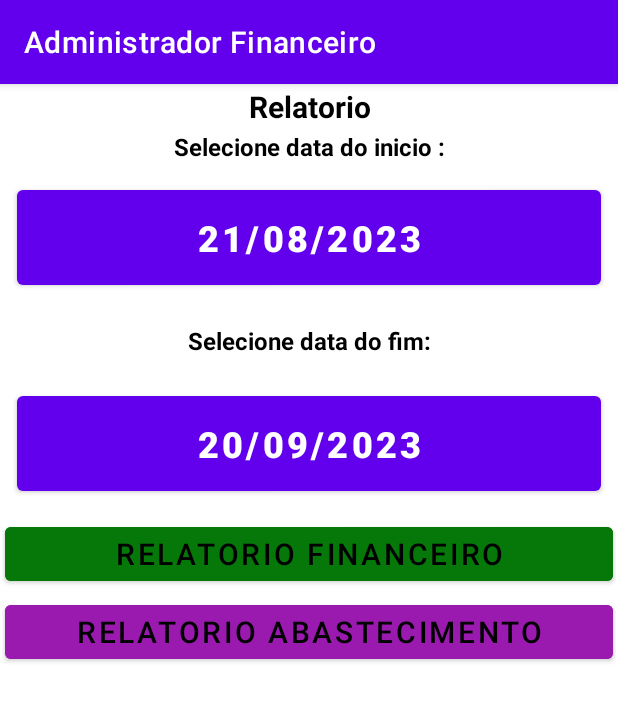
After one commit to IvanRezini/App, an Android app: the SelecaoRelatorioActivity screen opened directly, with no data from a screen before it, on a phone screen of 412 x 824 dp. The commit adds this screen. Shown: the top 701 px of the screen. Run offline under Robolectric (Android 15) with nearby library versions, the phone set to English and light mode, and no system bars.

Commit message:
Desenvolvimento do relatorio

```diff
--- /dev/null
+++ b/app/src/main/java/com/example/administradorfinanceiro/Controller/DataController.java
@@ -0,0 +1,5 @@
+package com.example.administradorfinanceiro.Controller;
+
+public class DataController {
+
+}
--- a/app/src/main/java/com/example/administradorfinanceiro/Dao/AbastecimentoDao.java
+++ b/app/src/main/java/com/example/administradorfinanceiro/Dao/AbastecimentoDao.java
@@ -46,7 +46,7 @@ public class AbastecimentoDao extends  ContextoDb{
         contentValues.put("Date","20/06/2320");
         contentValues.put("kmPercorido","200");*/
         try{
-            msg = "tudo indo bem";
+            msg = "";
             conexao.insertOrThrow("tbAbastecimento",null,contentValues);
         }catch (SQLException ex){
             msg="Falha no cadastro. " +ex;
--- a/app/src/main/java/com/example/administradorfinanceiro/Dao/RelatorioDao.java
+++ b/app/src/main/java/com/example/administradorfinanceiro/Dao/RelatorioDao.java
@@ -20,7 +20,6 @@ public class RelatorioDao extends ContextoDb {
 
     public Cursor relatorioAbstecimento(String query) {
 
-        SQLiteDatabase db = getReadableDatabase();
         Cursor c = conexao.rawQuery(query, null);
 
         return c;
--- a/app/src/main/java/com/example/administradorfinanceiro/Utilidades/ManipularData.java
+++ b/app/src/main/java/com/example/administradorfinanceiro/Utilidades/ManipularData.java
@@ -6,7 +6,6 @@ import java.util.Date;
 public class ManipularData {
 
         public static String obterData(String mascara) {
-
             Date data = new Date();
             if (mascara == null) {
                 mascara = "dd/MM/yyyy";
@@ -15,6 +14,24 @@ public class ManipularData {
             String dataTxt = formatador.format(data);
 
             return dataTxt;
+        }
+    public static String obterDataMenos(String mascara) {
+        Date data = new Date();
+        data.setDate(data.getDate()-30);
+        if (mascara == null) {
+            mascara = "dd/MM/yyyy";
+        }
+        SimpleDateFormat formatador = new SimpleDateFormat(mascara);
+        String dataTxt = formatador.format(data);
 
-        }
+        return dataTxt;
+    }
+    public String DataBanco(String data){
+        String []aux = data.split("/");
+        return aux[2]+"-"+aux[1]+"-"+aux[0];
+    }
+    public String DataView(String data){
+        String []aux = data.split("-");
+        return aux[0]+"/"+aux[1]+"/"+aux[2];
+    }
 }
--- a/app/src/main/java/com/example/administradorfinanceiro/Views/MainActivity.java
+++ b/app/src/main/java/com/example/administradorfinanceiro/Views/MainActivity.java
@@ -43,6 +43,12 @@ public class MainActivity extends AppCompatActivity {
                 startActivity(it);
             }
         });
+        idExtratoConta.setOnClickListener(new View.OnClickListener() {
+            public void onClick(View v) {
+                Intent it = new Intent(MainActivity.this, SelecaoRelatorioActivity.class);
+                startActivity(it);
+            }
+        });
         idReceitas.setOnClickListener(new View.OnClickListener() {
             public void onClick(View v) {
                 Intent it = new Intent(MainActivity.this, ReceitaActivity.class);
--- /dev/null
+++ b/app/src/main/java/com/example/administradorfinanceiro/Views/SelecaoRelatorioActivity.java
@@ -0,0 +1,113 @@
+package com.example.administradorfinanceiro.Views;
+
+        import static android.widget.Toast.makeText;
+
+        import androidx.appcompat.app.AppCompatActivity;
+
+        import android.content.Intent;
+        import android.os.Bundle;
+        import android.app.DatePickerDialog;
+        import android.view.View;
+        import android.widget.Button;
+        import android.widget.DatePicker;
+        import android.widget.TextView;
+
+        import com.example.administradorfinanceiro.R;
+        import com.example.administradorfinanceiro.Utilidades.ManipularData;
+
+        import java.util.Calendar;
+
+public class SelecaoRelatorioActivity extends AppCompatActivity {
+    Button dateInicio;
+    Button dateFim;
+    DatePickerDialog datePickerDialog;
+    Button gerarFinanceiro;
+    Button gerarAbastecimento;
+    TextView titulo;
+
+    @Override
+    protected void onCreate(Bundle savedInstanceState) {
+        super.onCreate(savedInstanceState);
+
+        setContentView(R.layout.activity_selecao_relatorio);
+
+        dateInicio = (Button) findViewById(R.id.idDateInicio);
+        dateFim = (Button) findViewById(R.id.idDateFim);
+        gerarFinanceiro = (Button) findViewById(R.id.idGerarFinanceiro);
+        gerarAbastecimento = (Button) findViewById(R.id.idGerarAbastecimento);
+        titulo = (TextView) findViewById(R.id.idTextTitulo);
+
+        this.setarData();
+    }
+
+    public void DateClickInicio(View v) {
+        // calender class's instance and get current date , month and year from calende
+        final Calendar c = Calendar.getInstance();
+        int mYear = c.get(Calendar.YEAR); // current year
+        int mMonth = c.get(Calendar.MONTH); // current month
+        int mDay = c.get(Calendar.DAY_OF_MONTH); // current day
+        // date picker dialog
+        datePickerDialog = new DatePickerDialog(SelecaoRelatorioActivity.this,
+                new DatePickerDialog.OnDateSetListener() {
+                    public void onDateSet(DatePicker view, int year,
+                                          int monthOfYear, int dayOfMonth) {
+                        // set day of month , month and year value in the edit text
+                        dateFim.setText(dayOfMonth + "/"
+                                + (monthOfYear + 1) + "/" + year);
+                    }
+                }, mYear, mMonth, mDay);
+        datePickerDialog.show();
+    }
+    public void DateClickFim(View v) {
+        // calender class's instance and get current date , month and year from calende
+        final Calendar c = Calendar.getInstance();
+        int mYear = c.get(Calendar.YEAR); // current year
+        int mMonth = c.get(Calendar.MONTH); // current month
+        int mDay = c.get(Calendar.DAY_OF_MONTH); // current day
+        // date picker dialog
+        datePickerDialog = new DatePickerDialog(SelecaoRelatorioActivity.this,
+                new DatePickerDialog.OnDateSetListener() {
+                    public void onDateSet(DatePicker view, int year,
+                                          int monthOfYear, int dayOfMonth) {
+                        // set day of month , month and year value in the edit text
+                        dateFim.setText(dayOfMonth + "/"
+                                + (monthOfYear + 1) + "/" + year);
+                    }
+                }, mYear, mMonth, mDay);
+        datePickerDialog.show();
+    }
+
+    public void setarData() {
+        ManipularData m = new ManipularData();
+        String d;
+        d = m.obterData("dd/MM/yyyy");
+        dateFim.setText(d);
+        d = m.obterDataMenos("dd/MM/yyyy");
+        dateInicio.setText(d);
+    }
+    public void relatorioAbastecimento(View v) {
+        String dataInicio = dateInicio.getText().toString();
+        String dataFim = dateFim.getText().toString();
+        int relatorio = 1;
+        Bundle bundle = new Bundle();
+        bundle.putString("dataInicio", dataInicio);
+        bundle.putString("dataFim",dataFim);
+        bundle.putInt("relatorio",relatorio);
+        Intent in = new Intent(SelecaoRelatorioActivity.this, RelatorioActivity.class);
+        in.putExtras(bundle);
+        startActivity(in);
+    }
+    public void relatorioFinancia(View v) {
+        String dataInicio = dateInicio.getText().toString();
+        String dataFim = dateFim.getText().toString();
+        int relatorio = 1;
+        Bundle bundle = new Bundle();
+        bundle.putString("email", dataInicio);
+        bundle.putString("",dataFim);
+        bundle.putInt("",relatorio);
+        Intent in = new Intent(SelecaoRelatorioActivity.this, RelatorioActivity.class);
+        in.putExtras(bundle);
+        startActivity(in);
+    }
+}
+///https://www.devmedia.com.br/navegacao-entre-telas-no-android/38781
--- a/app/src/main/res/layout/activity_relatorio.xml
+++ b/app/src/main/res/layout/activity_relatorio.xml
@@ -23,10 +23,7 @@
                 android:id="@+id/layoutSc"
                 android:layout_width="wrap_content"
                 android:layout_height="match_parent"
-                android:orientation="vertical">
-
-
-            </LinearLayout>
+                android:orientation="vertical"/>
         </HorizontalScrollView>
 
     </LinearLayout>
--- /dev/null
+++ b/app/src/main/res/layout/activity_selecao_relatorio.xml
@@ -0,0 +1,127 @@
+<?xml version="1.0" encoding="utf-8"?>
+<ScrollView xmlns:android="http://schemas.android.com/apk/res/android"
+    xmlns:app="http://schemas.android.com/apk/res-auto"
+    xmlns:tools="http://schemas.android.com/tools"
+    android:layout_width="match_parent"
+    android:layout_height="match_parent"
+
+    app:layout_marginBaseline="2dp"
+    tools:context=".Views.SelecaoRelatorioActivity">
+
+
+    <LinearLayout
+        android:id="@+id/layoutSc"
+        android:layout_width="match_parent"
+        android:layout_height="match_parent"
+        android:layout_margin="1dp"
+        android:layout_marginStart="1dp"
+        android:layout_marginLeft="1dp"
+        android:layout_marginTop="1dp"
+        android:layout_marginEnd="1dp"
+        android:layout_marginRight="1dp"
+        android:layout_marginBottom="1dp"
+        android:orientation="vertical">
+
+        <TextView
+            android:id="@+id/idTextTitulo"
+            android:layout_width="match_parent"
+            android:layout_height="wrap_content"
+            android:text="@string/title_activity_relatorio"
+            android:textAlignment="center"
+            android:textColor="@color/black"
+            android:textSize="20sp"
+            android:textStyle="bold" />
+
+        <TextView
+            android:id="@+id/idTextInicio"
+            android:layout_width="match_parent"
+            android:layout_height="wrap_content"
+            android:layout_margin="2dp"
+            android:layout_marginStart="2dp"
+            android:layout_marginLeft="2dp"
+            android:layout_marginTop="2dp"
+            android:layout_marginEnd="2dp"
+            android:layout_marginRight="2dp"
+            android:layout_marginBottom="2dp"
+            android:text="@string/dataInicio"
+            android:textAlignment="center"
+            android:textColor="@color/black"
+            android:textSize="16sp"
+            android:textStyle="bold" />
+
+        <Button
+            android:id="@+id/idDateInicio"
+            android:layout_width="match_parent"
+            android:layout_height="wrap_content"
+            android:layout_margin="10dp"
+            android:layout_marginStart="10dp"
+            android:hint="@string/hintDate"
+            android:onClick="DateClickInicio"
+            android:padding="15dp"
+            android:textColorHint="@color/black"
+            android:textSize="24sp"
+            android:textStyle="bold" />
+
+        <TextView
+            android:id="@+id/idTextFim"
+            android:layout_width="match_parent"
+            android:layout_height="wrap_content"
+            android:layout_margin="10dp"
+            android:layout_marginLeft="10dp"
+            android:layout_marginTop="10dp"
+            android:layout_marginEnd="10dp"
+            android:layout_marginBottom="10dp"
+            android:text="@string/dataFim"
+            android:textAlignment="center"
+            android:textColor="@color/black"
+            android:textSize="16sp"
+            android:textStyle="bold" />
+
+        <Button
+            android:id="@+id/idDateFim"
+            android:layout_width="match_parent"
+            android:layout_height="wrap_content"
+            android:layout_margin="10dp"
+            android:layout_marginStart="10dp"
+            android:hint="@string/hintDate"
+            android:onClick="DateClickFim"
+            android:padding="15dp"
+            android:textColorHint="@color/black"
+            android:textSize="24sp"
+            android:textStyle="bold" />
+
+        <Button
+            android:id="@+id/idGerarFinanceiro"
+            android:layout_width="match_parent"
+            android:layout_height="wrap_content"
+            android:layout_margin="2dp"
+            android:layout_marginStart="2dp"
+            android:layout_marginLeft="2dp"
+            android:layout_marginTop="2dp"
+            android:layout_marginEnd="2dp"
+            android:layout_marginRight="2dp"
+            android:layout_marginBottom="2dp"
+            android:backgroundTint="@color/verde"
+            android:onClick="relatorioFinancia"
+            android:text="@string/btn_relatorio_financeiro"
+            android:textColor="@color/black"
+            android:textSize="20sp" />
+
+        <Button
+            android:id="@+id/idGerarAbastecimento"
+            android:layout_width="match_parent"
+            android:layout_height="wrap_content"
+            android:layout_margin="2dp"
+            android:layout_marginStart="2dp"
+            android:layout_marginLeft="2dp"
+            android:layout_marginTop="2dp"
+            android:layout_marginEnd="2dp"
+            android:layout_marginRight="2dp"
+            android:layout_marginBottom="2dp"
+            android:backgroundTint="@color/roxo"
+            android:onClick="relatorioAbastecimento"
+            android:text="@string/btn_relatorio_abastecimento"
+            android:textColor="@color/black"
+            android:textSize="20sp" />
+    </LinearLayout>
+</ScrollView>
--- a/app/src/main/res/values/strings.xml
+++ b/app/src/main/res/values/strings.xml
@@ -34,6 +34,7 @@
 
     <string name="salvar">Salvar</string>
     <string name="cancel">Cancelar</string>
+    <string name="gerar">Gerar relatorio</string>
 
     <string name="veicolo">Veicolos</string>
     <string name="excluir">Excluir</string>
@@ -42,6 +43,9 @@
     <string name="tituloConfiguracoa">Configurações:</string>
     <string name="saque">Saquê:</string>
     <string name="title_activity_relatorio">Relatorio</string>
+    <string name="btn_relatorio_financeiro">Relatorio financeiro</string>
+    <string name="btn_relatorio_abastecimento">Relatorio abastecimento</string>
+
     <!-- Strings used for fragments for navigation -->
     <string name="first_fragment_label">First Fragment</string>
     <string name="second_fragment_label">Second Fragment</string>
@@ -51,5 +55,7 @@
     <string name="hello_first_fragment">Hello first fragment</string>
     <string name="hello_second_fragment">Hello second fragment. Arg: %1$s</string>
     <string name="title_activity_tabela">tabela</string>
+    <string name="dataInicio">Selecione data do inicio :</string>
+    <string name="dataFim">Selecione data do fim:</string>
 
 </resources>
```
Also changed, not shown: app/src/main/AndroidManifest.xml (+6 -3 lines), app/src/main/java/com/example/administradorfinanceiro/Controller/RelatorioController.java (+6 -7 lines), app/src/main/java/com/example/administradorfinanceiro/Views/AbastecimentoActivity.java (+2 -8 lines), app/src/main/java/com/example/administradorfinanceiro/Views/RelatorioActivity.java (+49 -22 lines).
